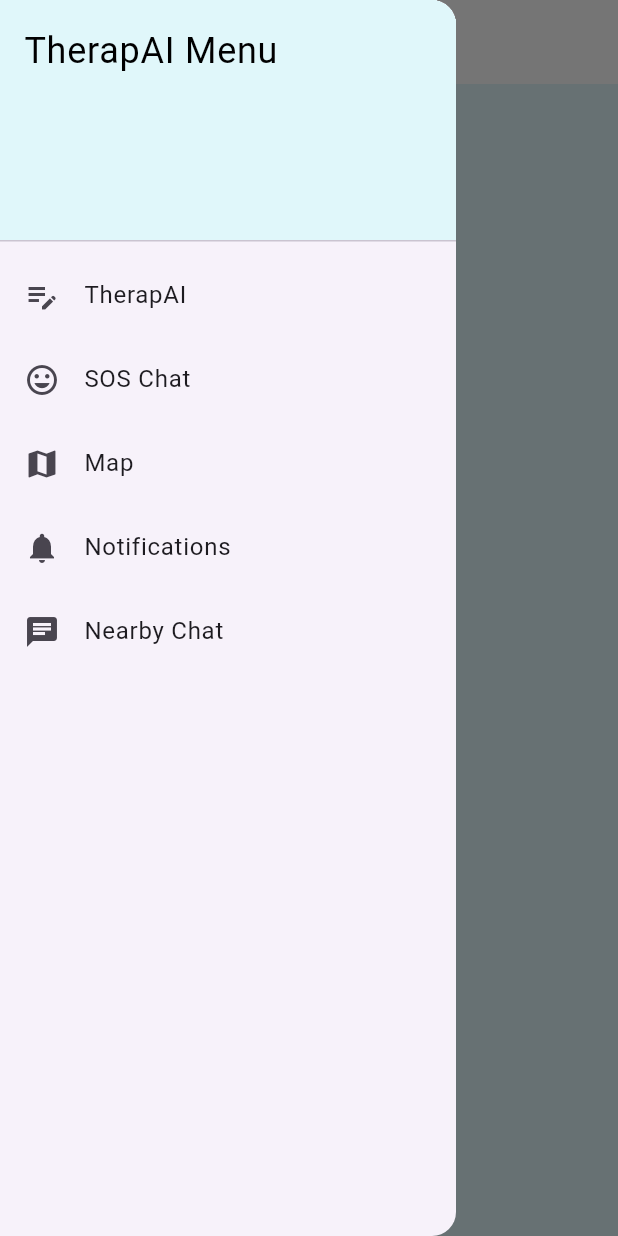
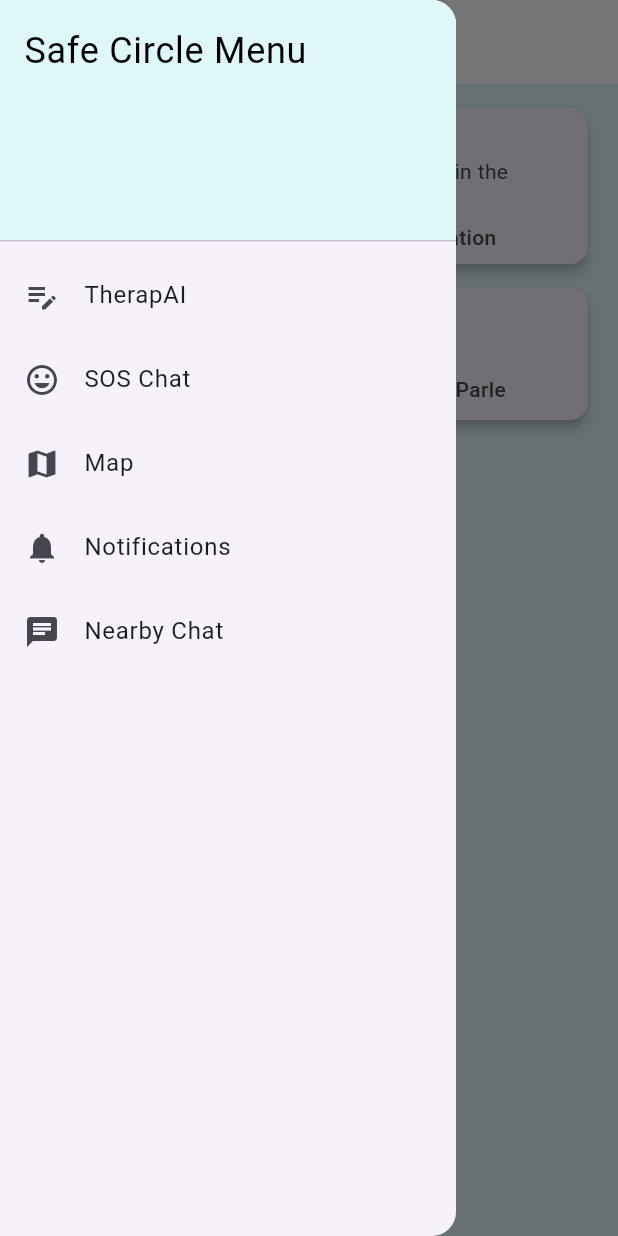
Before and after one commit to Storryy/mumbaihacks, a Flutter app: the NotificationsPage screen opened directly with empty values, with the side drawer open, on a phone screen of 412 x 824 dp. Run offline on Flutter 3.47's test engine with Material 3 defaults, Android fonts, the phone set to English and light mode, and no system bars; our stand-ins replace cloud_firestore, firebase_auth, firebase_core, geolocator, google_maps_flutter, google_sign_in and 1 more; accounts and stored records are empty.

```diff
--- a/lib/pages/chat_page.dart
+++ b/lib/pages/chat_page.dart
@@ -70,7 +70,7 @@ class _ChatPageState extends State<ChatPage> {
               decoration: BoxDecoration(
                 color: Color(0xFFE0F7FA),
               ),
-              child: Text('TherapAI Menu', style: TextStyle(color: Colors.black, fontSize: 24)),
+              child: Text('Safe Circle Menu', style: TextStyle(color: Colors.black, fontSize: 24)),
             ),
             // Existing buttons
             ListTile(
--- a/lib/pages/map_page.dart
+++ b/lib/pages/map_page.dart
@@ -91,7 +91,7 @@ class _MapPageState extends State<MapPage> {
               decoration: BoxDecoration(
                 color: Color(0xFFE0F7FA),
               ),
-              child: Text('TherapAI Menu', style: TextStyle(color: Colors.black, fontSize: 24)),
+              child: Text('Safe Circle Menu', style: TextStyle(color: Colors.black, fontSize: 24)),
             ),
             // Existing buttons
             ListTile(
--- a/lib/pages/nearby_chat_page.dart
+++ b/lib/pages/nearby_chat_page.dart
@@ -31,7 +31,7 @@ class _NearbyChatPageState extends State<NearbyChatPage> {
               decoration: BoxDecoration(
                 color: Color(0xFFE0F7FA),
               ),
-              child: Text('TherapAI Menu', style: TextStyle(color: Colors.black, fontSize: 24)),
+              child: Text('Safe Circle Menu', style: TextStyle(color: Colors.black, fontSize: 24)),
             ),
             // Existing buttons
             ListTile(
--- a/lib/pages/notification_page.dart
+++ b/lib/pages/notification_page.dart
@@ -1,7 +1,5 @@
-import 'package:flutter/cupertino.dart';
 import 'package:flutter/material.dart';
 import 'package:mumbaihacks/pages/sos_chat_page.dart';
-
 import 'chat_page.dart';
 import 'map_page.dart';
 import 'nearby_chat_page.dart';
@@ -16,12 +14,28 @@ class NotificationsPage extends StatefulWidget {
 }
 
 class _NotificationsPageState extends State<NotificationsPage> {
+  // Updated sample data to use local assets
+  final List<Map<String, dynamic>> incidents = [
+    {
+      "photoUrl": "lib/images/perp1.png",  // Updated to use local asset
+      "name": "Unidentified Perpetrator",
+      "description": "Suspected molester reported in the area",
+      "location": "Near Kurla West Station",
+    },
+    {
+      "photoUrl": "lib/images/perp2.png",  // Updated to use local asset
+      "name": "Unidentified Male",
+      "description": "Reported suspicious behavior",
+      "location": "JVPD Scheme, Vile Parle",
+    },
+  ];
+
   @override
   Widget build(BuildContext context) {
     return Scaffold(
       appBar: AppBar(
         backgroundColor: Colors.white,
-        title: const Text('Notification Page', style: TextStyle(color: Colors.black)),
+        title: const Text('Notifications', style: TextStyle(color: Colors.black)),
         elevation: 0,
       ),
       drawer: Drawer(
@@ -32,9 +46,8 @@ class _NotificationsPageState extends State<NotificationsPage> {
               decoration: BoxDecoration(
                 color: Color(0xFFE0F7FA),
               ),
-              child: Text('TherapAI Menu', style: TextStyle(color: Colors.black, fontSize: 24)),
+              child: Text('Safe Circle Menu', style: TextStyle(color: Colors.black, fontSize: 24)),
             ),
-            // Existing buttons
             ListTile(
               leading: const Icon(Icons.edit_note),
               title: const Text('TherapAI'),
@@ -55,10 +68,8 @@ class _NotificationsPageState extends State<NotificationsPage> {
                   context,
                   MaterialPageRoute(builder: (context) => SosChatPage(userId: widget.userId)),
                 );
-
               },
             ),
-            // New buttons
             ListTile(
               leading: const Icon(Icons.map),
               title: const Text('Map'),
@@ -73,7 +84,7 @@ class _NotificationsPageState extends State<NotificationsPage> {
               leading: const Icon(Icons.notifications),
               title: const Text('Notifications'),
               onTap: () {
-                Navigator.pop(context); // Close the drawer if already on SOS Chat
+                Navigator.pop(context); // Close the drawer if already on Notifications
               },
             ),
             ListTile(
@@ -89,8 +100,46 @@ class _NotificationsPageState extends State<NotificationsPage> {
           ],
         ),
       ),
-      body: const Center(
-        child: Text('Notification Page Content'),
+      body: ListView.builder(
+        padding: const EdgeInsets.all(8.0),
+        itemCount: incidents.length,
+        itemBuilder: (context, index) {
+          final incident = incidents[index];
+          return Card(
+            elevation: 3,
+            margin: const EdgeInsets.symmetric(vertical: 8.0, horizontal: 12.0),
+            child: ListTile(
+              leading: CircleAvatar(
+                radius: 30,
+                backgroundImage: AssetImage(incident["photoUrl"]), // Changed to AssetImage
+              ),
+              title: Text(
+                incident["name"],
+                style: const TextStyle(fontWeight: FontWeight.bold),
+              ),
+              subtitle: Column(
+                crossAxisAlignment: CrossAxisAlignment.start,
+                children: [
+                  Text(incident["description"]),
+                  const SizedBox(height: 4),
+                  Text(
+                    "Location: ${incident["location"]}",
+                    style: const TextStyle(fontWeight: FontWeight.w500),
+                  ),
+                ],
+              ),
+              isThreeLine: true,
+              onTap: () {
+                Navigator.push(
+                  context,
+                  MaterialPageRoute(
+                    builder: (context) => MapPage(userId: widget.userId),
+                  ),
+                );
+              },
+            ),
+          );
+        },
       ),
       backgroundColor: const Color(0xFFE0F7FA),
     );
--- a/pubspec.yaml
+++ b/pubspec.yaml
@@ -46,6 +46,9 @@ dependencies:
   google_maps_flutter: ^2.2.0
   location: ^4.4.0
   geolocator: ^12.0.0
+  url_launcher: ^6.1.8
+  webview_flutter: ^4.0.8
+
 
 dev_dependencies:
   flutter_test:
```
Also changed, not shown: lib/pages/sos_chat_page.dart (+36 -6 lines), lib/images/perp1.png (added), lib/images/perp2.png (added), pubspec.lock, 1 other file.
